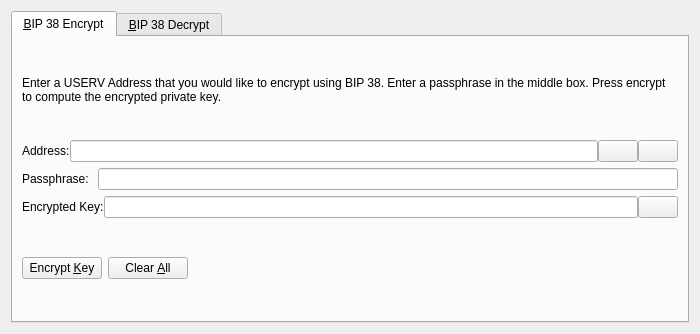
The window that src/qt/forms/bip38tooldialog.ui (uservapp/uservcoin) describes before a commit, drawn with Qt 5.
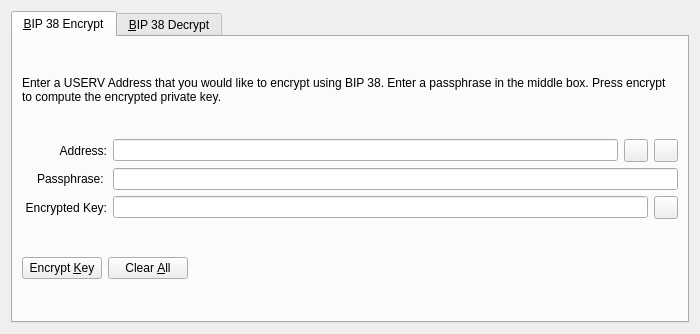
The same window after the commit. The open tabs and pages were chosen to show the change. Icons and pictures are not drawn. Custom widgets are drawn as their Qt base class.

```diff
--- a/src/qt/forms/bip38tooldialog.ui
+++ b/src/qt/forms/bip38tooldialog.ui
@@ -42,11 +42,17 @@
        </item>
        <item>
         <layout class="QHBoxLayout" name="horizontalLayout_1_ENC">
-         <property name="spacing">
-          <number>0</number>
-         </property>
          <item>
           <widget class="QLabel" name="label_5">
+           <property name="alignment">
+            <set>Qt::AlignRight|Qt::AlignTrailing|Qt::AlignVCenter</set>
+           </property>
+           <property name="minimumSize">
+            <size>
+             <width>85</width>
+             <height>0</height>
+            </size>
+           </property>
            <property name="text">
             <string>Address:</string>
            </property>
@@ -60,7 +66,7 @@
           </widget>
          </item>
          <item>
-          <widget class="QPushButton" name="addressBookButton_ENC">
+          <widget class="QToolButton" name="addressBookButton_ENC">
            <property name="toolTip">
             <string>Choose previously used address</string>
            </property>
@@ -74,13 +80,10 @@
            <property name="shortcut">
             <string>Alt+A</string>
            </property>
-           <property name="autoDefault">
-            <bool>false</bool>
-           </property>
           </widget>
          </item>
          <item>
-          <widget class="QPushButton" name="pasteButton_ENC">
+          <widget class="QToolButton" name="pasteButton_ENC">
            <property name="toolTip">
             <string>Paste address from clipboard</string>
            </property>
@@ -94,9 +97,6 @@
            <property name="shortcut">
             <string>Alt+P</string>
            </property>
-           <property name="autoDefault">
-            <bool>false</bool>
-           </property>
           </widget>
          </item>
         </layout>
@@ -105,6 +105,15 @@
         <layout class="QHBoxLayout" name="horizontalLayout_5">
          <item>
           <widget class="QLabel" name="label_6">
+           <property name="alignment">
+            <set>Qt::AlignRight|Qt::AlignTrailing|Qt::AlignVCenter</set>
+           </property>
+           <property name="minimumSize">
+            <size>
+             <width>85</width>
+             <height>0</height>
+            </size>
+           </property>
            <property name="text">
             <string>Passphrase: </string>
            </property>
@@ -121,11 +130,17 @@
        </item>
        <item>
         <layout class="QHBoxLayout" name="horizontalLayout_2_ENC">
-         <property name="spacing">
-          <number>0</number>
-         </property>
          <item>
           <widget class="QLabel" name="encryptedKeyLabel_ENC">
+           <property name="alignment">
+            <set>Qt::AlignRight|Qt::AlignTrailing|Qt::AlignVCenter</set>
+           </property>
+           <property name="minimumSize">
+            <size>
+             <width>85</width>
+             <height>0</height>
+            </size>
+           </property>
            <property name="text">
             <string>Encrypted Key:</string>
            </property>
@@ -147,7 +162,7 @@
           </widget>
          </item>
          <item>
-          <widget class="QPushButton" name="copyKeyButton_ENC">
+          <widget class="QToolButton" name="copyKeyButton_ENC">
            <property name="toolTip">
             <string>Copy the current signature to the system clipboard</string>
            </property>
@@ -158,9 +173,6 @@
             <iconset resource="../userv.qrc">
              <normaloff>:/icons/editcopy</normaloff>:/icons/editcopy</iconset>
            </property>
-           <property name="autoDefault">
-            <bool>false</bool>
-           </property>
           </widget>
          </item>
         </layout>
```
Left out of the diff: 50 changed lines with no effect on the pictures.
